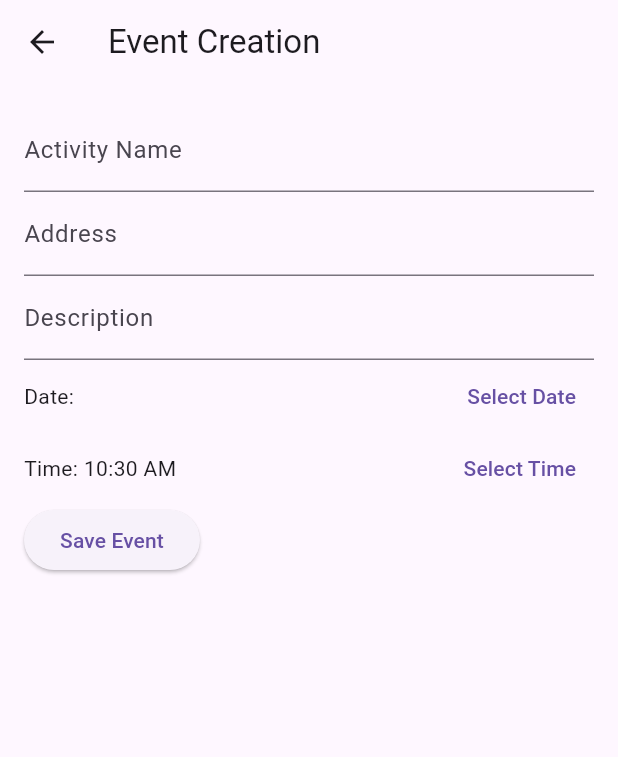
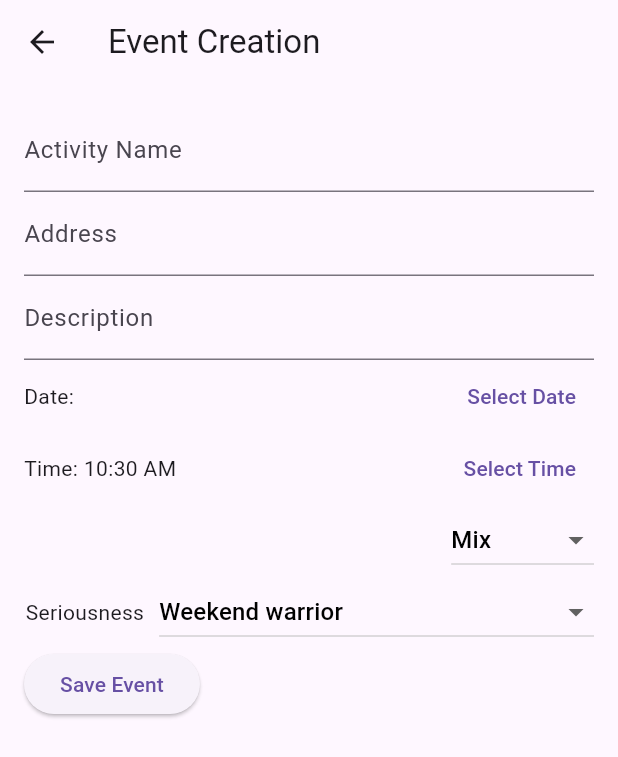
Before and after one commit to noskyo/fitbuddy, a Flutter app: the FeedPage screen opened by its route, item 2 of the bottom bar chosen, after a tap on the "add" icon, on a phone screen of 412 x 824 dp. Shown: the top 757 px of the screen. Run offline on Flutter 3.47's test engine with Material 3 defaults, Android fonts, the phone set to English and light mode, and no system bars; our stand-ins replace carousel_slider, cloud_firestore, firebase_auth, firebase_core, flutter_map, geocoding and 2 more; accounts and stored records are empty.

Commit message:
PResque finit

```diff
--- a/lib/Feed/EventCreation.dart
+++ b/lib/Feed/EventCreation.dart
@@ -34,6 +34,18 @@ class _EventCreationState extends State<EventCreation> {
   final TextEditingController _descriptionController = TextEditingController();
   DateTime _selectedDate = DateTime.now();
   TimeOfDay _selectedTime = TimeOfDay.now();
+  String? _selectedGenderOption = 'Mix'; // Default selection for gender dropdown
+  String? _selectedSeriousnessOption = 'Weekend warrior'; // Default selection for seriousness dropdown
+
+  // List of options for the gender dropdown menu
+  List<String> _genderOptions = ['Only girls', 'Only boys', 'Mix'];
+
+  // List of options for the seriousness dropdown menu
+  List<String> _seriousnessOptions = [
+    'I am training to be a world champion',
+    'Weekend warrior',
+    'Let\'s have fun'
+  ];
 
   // Function to save the event to Firestore
   Future<void> _saveEvent() async {
@@ -42,6 +54,7 @@ class _EventCreationState extends State<EventCreation> {
     String description = _descriptionController.text;
 
     // Convert address to latitude and longitude
+    try {
       List<Location> locations = await locationFromAddress(address);
       double latitude = locations.first.latitude;
       double longitude = locations.first.longitude;
@@ -74,6 +87,8 @@ class _EventCreationState extends State<EventCreation> {
         'Latitude': latitude,
         'Longitude': longitude,
         'UserID': userID, // Add user ID to the Firestore document
+        'Gender': _selectedGenderOption, // Add selected gender option
+        'Seriousness': _selectedSeriousnessOption, // Add selected seriousness option
       });
 
       // Clear fields after saving
@@ -81,10 +96,16 @@ class _EventCreationState extends State<EventCreation> {
       _addressController.clear();
       _descriptionController.clear();
 
-    // Show a visual indicator (Snackbar)
+      // Show a success Snackbar
       ScaffoldMessenger.of(context).showSnackBar(
         SnackBar(content: Text('Event created successfully!')),
       );
+    } catch (e) {
+      // Handle errors and show a failure Snackbar
+      ScaffoldMessenger.of(context).showSnackBar(
+        SnackBar(content: Text('Error creating event: $e')),
+      );
+    }
   }
 
   // Date picker function (allow only future dates)
@@ -168,6 +189,54 @@ class _EventCreationState extends State<EventCreation> {
                 ),
               ],
             ),
+            // Gender dropdown menu
+            Row(
+              mainAxisAlignment: MainAxisAlignment.end,
+              children: [
+                DropdownButton<String>(
+                  value: _selectedGenderOption,
+                  onChanged: (String? newValue) {
+                    setState(() {
+                      _selectedGenderOption = newValue;
+                    });
+                  },
+                  items: _genderOptions.map<DropdownMenuItem<String>>((String value) {
+                    return DropdownMenuItem<String>(
+                      value: value,
+                      child: Text(
+                        value,
+                        style: TextStyle(color: Colors.black),
+                      ),
+                    );
+                  }).toList(),
+                ),
+              ],
+            ),
+            // Seriousness dropdown menu
+            Row(
+              mainAxisAlignment: MainAxisAlignment.end,
+              children: [
+                Text('Seriousness'),
+                SizedBox(width: 10), // Space between text and dropdown
+                DropdownButton<String>(
+                  value: _selectedSeriousnessOption,
+                  onChanged: (String? newValue) {
+                    setState(() {
+                      _selectedSeriousnessOption = newValue;
+                    });
+                  },
+                  items: _seriousnessOptions.map<DropdownMenuItem<String>>((String value) {
+                    return DropdownMenuItem<String>(
+                      value: value,
+                      child: Text(
+                        value,
+                        style: TextStyle(color: Colors.black),
+                      ),
+                    );
+                  }).toList(),
+                ),
+              ],
+            ),
             ElevatedButton(
               onPressed: _saveEvent,
               child: Text('Save Event'),
--- a/lib/Feed/FeedPage.dart
+++ b/lib/Feed/FeedPage.dart
@@ -1,11 +1,11 @@
+import 'dart:math';
 import 'package:flutter/material.dart';
-import 'package:geolocator/geolocator.dart';
 import 'package:cloud_firestore/cloud_firestore.dart';
 import 'package:intl/intl.dart';
 
 import '../navbar.dart';
 import 'EventCreation.dart';
-import 'Moreinfo.dart'; // Import Moreinfo.dart
+import 'Moreinfo.dart';
 
 class FeedPage extends StatefulWidget {
   @override
@@ -13,76 +13,35 @@ class FeedPage extends StatefulWidget {
 }
 
 class _FeedPageState extends State<FeedPage> {
-  Position? _currentPosition;
-  String? _currentAddress;
-
-  double referenceLatitude = 40.748817;
-  double referenceLongitude = -73.985428;
+  // Griffintown, Montreal coordinates
+  final double referenceLatitude = 45.4850;
+  final double referenceLongitude = -73.5610;
 
   final FirebaseFirestore _firestore = FirebaseFirestore.instance;
 
-  @override
-  void initState() {
-    super.initState();
-    _fetchInitialLocation();
-  }
-
-  Future<void> _fetchInitialLocation() async {
-    try {
-      await _getCurrentLocation();
-    } catch (e) {
-      print("Error fetching initial location: $e");
-    }
-  }
-
-  Future<void> _getCurrentLocation() async {
-    bool serviceEnabled = await Geolocator.isLocationServiceEnabled();
-    if (!serviceEnabled) {
-      print('Location services are disabled.');
-      return;
-    }
-
-    LocationPermission permission = await Geolocator.checkPermission();
-    if (permission == LocationPermission.denied) {
-      permission = await Geolocator.requestPermission();
-      if (permission == LocationPermission.denied) {
-        print('Location permissions are denied.');
-        return;
-      }
-    }
-
-    if (permission == LocationPermission.deniedForever) {
-      print('Location permissions are permanently denied.');
-      return;
-    }
-
-    final position = await Geolocator.getCurrentPosition(
-      desiredAccuracy: LocationAccuracy.high,
-    );
-
-    setState(() {
-      _currentPosition = position;
-      referenceLatitude = position.latitude;
-      referenceLongitude = position.longitude;
-    });
-
-    await _getAddressFromLatLng(position);
-  }
-
-  Future<void> _getAddressFromLatLng(Position position) async {
-    setState(() {
-      _currentAddress =
-      'Mock Address for (${position.latitude}, ${position.longitude})';
-    });
-  }
-
+  // Haversine formula for distance calculation
   double _calculateDistanceFromCoordinates(
       double startLatitude,
       double startLongitude,
       double endLatitude,
       double endLongitude) {
-    return Geolocator.distanceBetween(
-        startLatitude, startLongitude, endLatitude, endLongitude);
+    const double R = 6371000; // Earth's radius in meters
+    double dLat = _degreesToRadians(endLatitude - startLatitude);
+    double dLon = _degreesToRadians(endLongitude - startLongitude);
+
+    double a = sin(dLat / 2) * sin(dLat / 2) +
+        cos(_degreesToRadians(startLatitude)) *
+            cos(_degreesToRadians(endLatitude)) *
+            sin(dLon / 2) *
+            sin(dLon / 2);
+
+    double c = 2 * atan2(sqrt(a), sqrt(1 - a));
+
+    return R * c; // Distance in meters
+  }
+
+  double _degreesToRadians(double degrees) {
+    return degrees * pi / 180;
   }
 
   String _formatTimestamp(Timestamp? timestamp) {
@@ -95,10 +54,6 @@ class _FeedPageState extends State<FeedPage> {
   Widget build(BuildContext context) {
     return Scaffold(
       body: Center(
-        child: Column(
-          mainAxisAlignment: MainAxisAlignment.center,
-          children: <Widget>[
-            Expanded(
         child: StreamBuilder<QuerySnapshot>(
           stream: _firestore.collection('Activity').snapshots(),
           builder: (context, snapshot) {
@@ -126,23 +81,19 @@ class _FeedPageState extends State<FeedPage> {
                 }
 
                 final eventName = event['ActivityName'] ?? 'Unnamed Event';
-                      final eventAddress = event['Address'] ?? 'Unknown Address';
                 final eventLatitude = event['Latitude'] as double?;
                 final eventLongitude = event['Longitude'] as double?;
+                final formattedDate = _formatTimestamp(event['Timestamp']);
+                final seriousness = event['Seriousness'] ?? 'Unknown';
+                final gender = event['Gender'] ?? 'Mix';
                 final eventDescription =
                     event['Description'] ?? 'No description available';
-                      final eventTimestamp = event['Timestamp'] as Timestamp?;
-                      final formattedDate = eventTimestamp != null
-                          ? _formatTimestamp(eventTimestamp)
-                          : 'Unknown Date';
 
                 double eventDistance = 0.0;
-                      if (_currentPosition != null &&
-                          eventLatitude != null &&
-                          eventLongitude != null) {
+                if (eventLatitude != null && eventLongitude != null) {
                   eventDistance = _calculateDistanceFromCoordinates(
-                          _currentPosition!.latitude,
-                          _currentPosition!.longitude,
+                    referenceLatitude,
+                    referenceLongitude,
                     eventLatitude,
                     eventLongitude,
                   );
@@ -154,9 +105,10 @@ class _FeedPageState extends State<FeedPage> {
                   child: ListTile(
                     title: Text(eventName),
                     subtitle: Text(
-                            'Address: $eventAddress\n'
+                      'Distance: ${eventDistance.toStringAsFixed(2)} meters\n'
                           'Date: $formattedDate\n'
-                                'Distance: ${eventDistance.toStringAsFixed(2)} meters\n'
+                          'Seriousness: $seriousness\n'
+                          'Gender: $gender\n'
                           'Description: $eventDescription',
                     ),
                     onTap: () {
@@ -177,9 +129,6 @@ class _FeedPageState extends State<FeedPage> {
           },
         ),
       ),
-          ],
-        ),
-      ),
       bottomNavigationBar: const NavBar(),
       floatingActionButton: FloatingActionButton(
         onPressed: () {
--- a/pubspec.yaml
+++ b/pubspec.yaml
@@ -22,7 +22,7 @@ dependencies:
   flutter_map_marker_popup: ^5.1.0
   latlong2: ^0.8.1
   firebase_auth: ^5.3.3
-
+  flutter_datetime_picker: ^1.5.1
 dev_dependencies:
   flutter_test:
     sdk: flutter
```
Also changed, not shown: pubspec.lock. Lines whose indentation alone changed are shown as unchanged.
